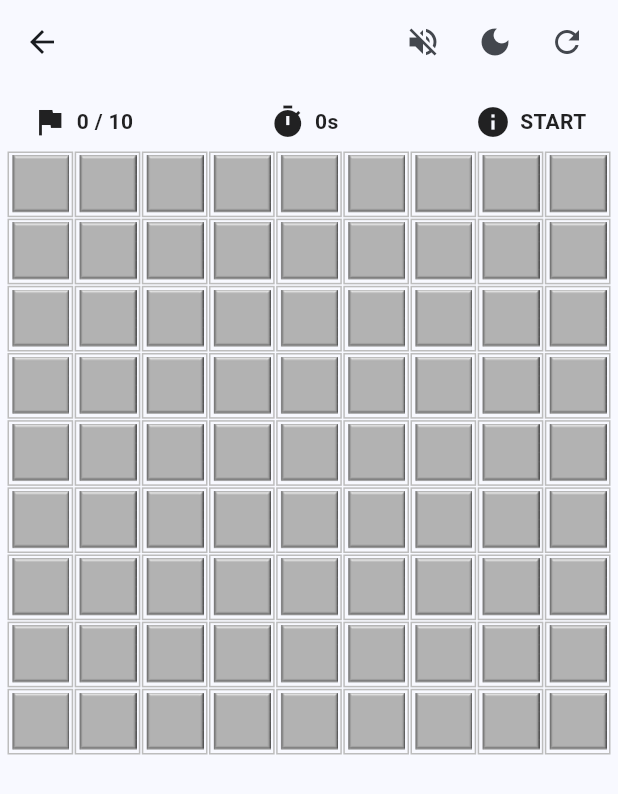
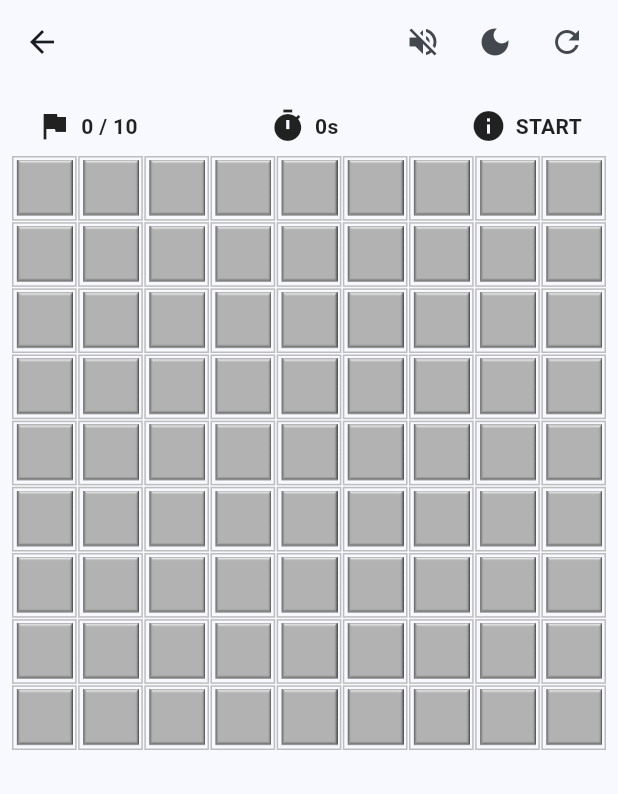
Before and after one commit to Wratheus/MineSweeper-Flutter, a Flutter app: the MinesweeperGameplayScreen screen opened directly, after a tap on the "volume up" icon, on a phone screen of 412 x 824 dp. Shown: the top 794 px of the screen. Run offline on Flutter 3.47's test engine with Material 3 defaults, Android fonts, the phone set to English and light mode, and no system bars; our stand-ins replace audioplayers, confetti, shared_preferences; missing offline and left inert: window_size; accounts and stored records are empty.

Commit message:
small fixes

```diff
--- a/lib/src/feature/app/widgets/screen.dart
+++ b/lib/src/feature/app/widgets/screen.dart
@@ -26,7 +26,7 @@ class _AppScreenState extends State<AppScreen> {
   Widget build(BuildContext context) => Consumer<AppProvider>(
     builder: (context, appProvider, _) => MaterialApp(
       navigatorObservers: [routeObserver],
-      title: 'Minesweeper',
+      title: 'minesweeper',
       debugShowCheckedModeBanner: false,
       theme: ThemeData(
         useMaterial3: true,
--- a/lib/src/feature/game/provider/provider.dart
+++ b/lib/src/feature/game/provider/provider.dart
@@ -86,6 +86,12 @@ class GameProvider extends ChangeNotifier {
       mineToDetonate = unflaggedMines.first;
     }
 
+    // Помечаем ошибочные флаги
+    for (final coord in mistakes) {
+      _game.flag.markNoMine(coord);
+      notifyListeners();
+    }
+
     // Детонируем выбранную мину
     _game.flag.detonateMine(mineToDetonate);
     notifyListeners();
@@ -101,13 +107,6 @@ class GameProvider extends ChangeNotifier {
 
       notifyListeners();
       await Future<void>.delayed(const Duration(milliseconds: 100));
-    }
-
-    // Помечаем ошибочные флаги
-    for (final coord in mistakes) {
-      _game.flag.markNoMine(coord);
-      notifyListeners();
-      await Future<void>.delayed(const Duration(milliseconds: 50));
     }
   }
 
--- a/lib/src/feature/game/widgets/screen.dart
+++ b/lib/src/feature/game/widgets/screen.dart
@@ -52,7 +52,7 @@ class MinesweeperGameplayScreen extends StatelessWidget {
           child: Confetti(
             game: game,
             child: Padding(
-              padding: const EdgeInsets.all(5),
+              padding: const EdgeInsets.all(8),
               child: Column(
                 children: [
                   Padding(
@@ -79,8 +79,13 @@ class MinesweeperGameplayScreen extends StatelessWidget {
                       ],
                     ),
                   ),
-                  Flexible(
+                  ColoredBox(
+                    color: context.read<AppProvider>().isDark
+                        ? Colors.white30
+                        : Colors.transparent,
                     child: GridView.builder(
+                      padding: EdgeInsets.zero,
+                      shrinkWrap: true,
                       physics: const NeverScrollableScrollPhysics(),
                       gridDelegate: SliverGridDelegateWithFixedCrossAxisCount(
                         crossAxisCount: cols,
@@ -111,7 +116,6 @@ class MinesweeperGameplayScreen extends StatelessWidget {
                               child: Image.asset(
                                 cell.imagePath,
                                 fit: BoxFit.contain,
-                                filterQuality: FilterQuality.high,
                               ),
                             ),
                           ),
@@ -138,7 +142,7 @@ class MinesweeperGameplayScreen extends StatelessWidget {
 
   Color? _getCellBackgroundColor(BuildContext context, Cell cell) =>
       switch (cell) {
-        Cell.flagged => Theme.of(context).canvasColor,
+        Cell.flagged => Colors.green.shade200,
         Cell.exploded => Colors.red.shade300,
         _ => null,
       };
--- a/lib/src/feature/menu/widgets/screen.dart
+++ b/lib/src/feature/menu/widgets/screen.dart
@@ -55,7 +55,7 @@ class MenuScreen extends StatelessWidget {
                 Icon(Icons.grid_3x3, size: 80, color: colorScheme.onPrimary),
                 const SizedBox(height: 16),
                 Text(
-                  'Minesweeper',
+                  'minesweeper',
                   style: theme.textTheme.headlineLarge?.copyWith(
                     color: colorScheme.onPrimary,
                     fontWeight: FontWeight.bold,
@@ -77,21 +77,21 @@ class MenuScreen extends StatelessWidget {
                           context,
                           Difficulty.beginner,
                           '😄 Beginner',
-                          'Easy start for newcomers',
+                          'Easy start',
                         ),
                         const SizedBox(height: 15),
                         _buildDifficultyCard(
                           context,
                           Difficulty.intermediate,
                           '🥸 Intermediate',
-                          'For experienced players',
+                          'For experienced',
                         ),
                         const SizedBox(height: 15),
                         _buildDifficultyCard(
                           context,
                           Difficulty.expert,
                           '💀 Expert',
-                          'Only for the brave!',
+                          'Only for the brave',
                         ),
                       ],
                     ),
@@ -154,13 +154,16 @@ class MenuScreen extends StatelessWidget {
         child: Padding(
           padding: const EdgeInsets.symmetric(vertical: 20, horizontal: 16),
           child: Row(
+            mainAxisAlignment: MainAxisAlignment.spaceBetween,
+            spacing: 20,
             children: [
               Text(title, style: theme.textTheme.titleLarge),
-              const Spacer(),
-              Text(
-                subtitle,
-                style: theme.textTheme.bodyMedium?.copyWith(
-                  color: colorScheme.onSurfaceVariant,
+              Flexible(
+                child: Text(
+                  subtitle,
+                  style: theme.textTheme.bodyMedium?.copyWith(
+                    color: colorScheme.onSurfaceVariant,
+                  ),
                 ),
               ),
             ],
```
Also changed, not shown: 30 other files.
